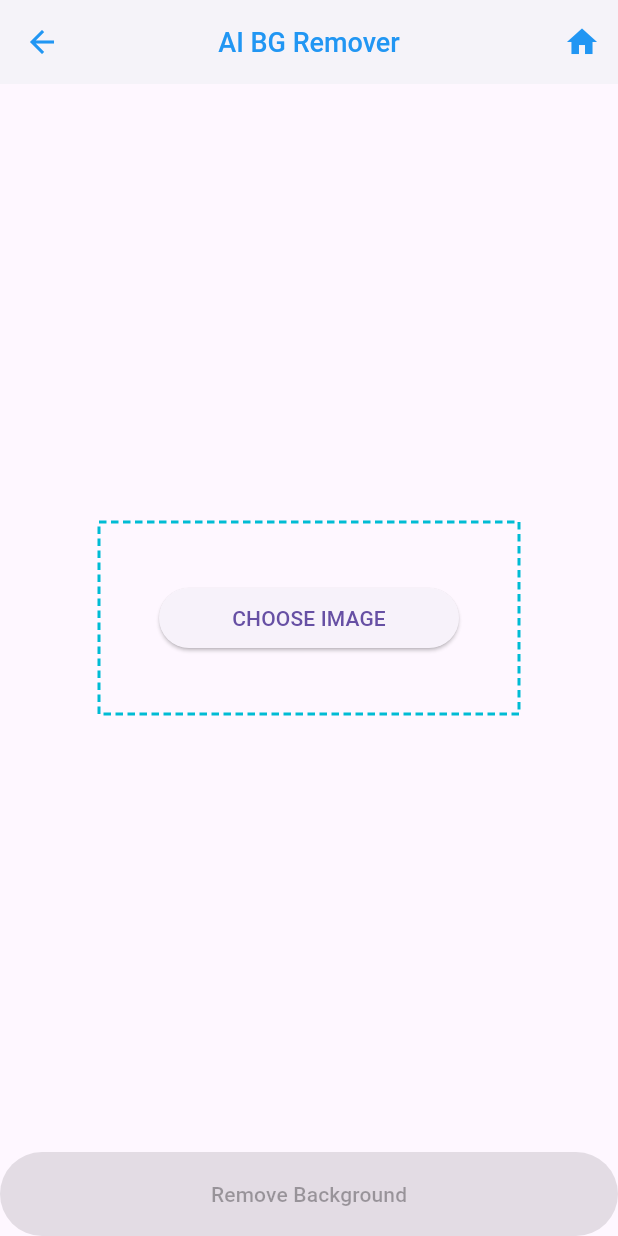
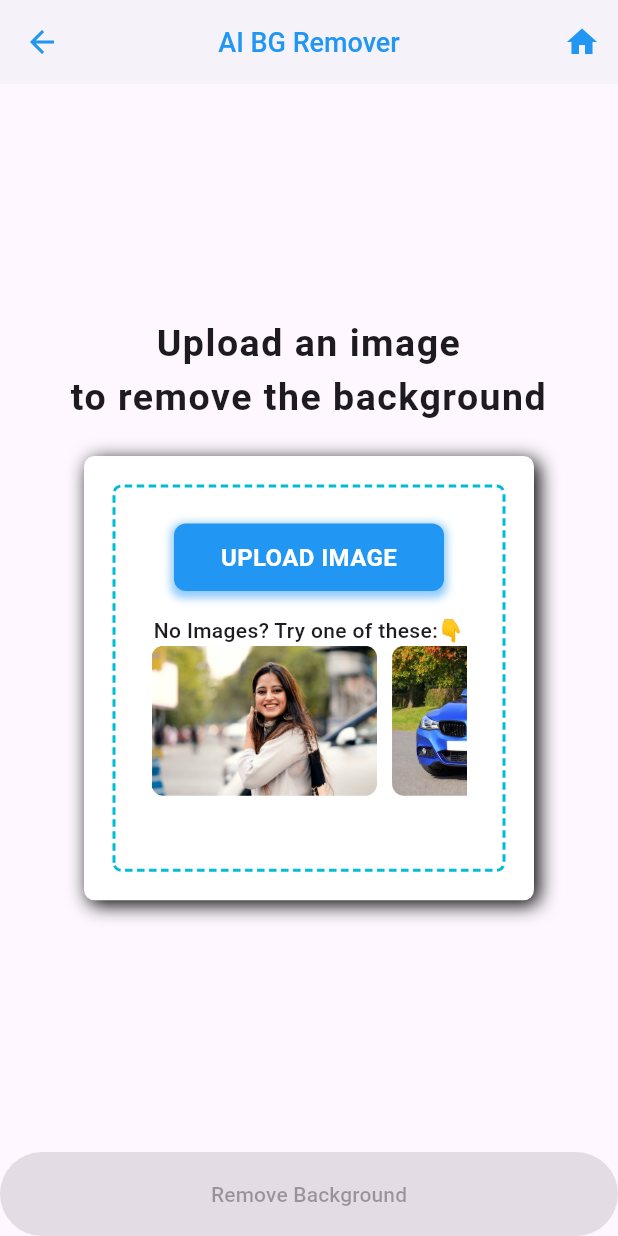
Before and after one commit to Prashant-143/AI-ASSISTANT, a Flutter app: the BgRemoverFeature screen opened directly, on a phone screen of 412 x 824 dp. Run offline on Flutter 3.47's test engine with Material 3 defaults, Android fonts, the phone set to English and light mode, and no system bars; drawn by our look-alikes of flutter_bounce; our stand-ins replace animated_text_kit, cached_network_image, flutter_animate, get, hive, image_picker and 1 more; missing offline and left inert: before_after_image_slider_nullsafty, dart_openai, gallery_saver_updated; accounts and stored records are empty; statements that could not run were skipped; project files that could hold a hidden picture were left out.

Commit message:
Added Sample Images For Bg Remover

```diff
--- a/lib/apis/apis.dart
+++ b/lib/apis/apis.dart
@@ -1,7 +1,6 @@
 import 'dart:convert';
 import 'dart:developer';
 import 'dart:io';
-import 'package:flutter/material.dart';
 import 'package:flutter/services.dart';
 import 'package:http/http.dart' as http;
 import 'package:ai_assistant/helper/global.dart';
--- /dev/null
+++ b/lib/controller/bg_remove_controller.dart
@@ -0,0 +1,40 @@
+import 'dart:developer';
+import 'dart:io';
+import 'dart:typed_data';
+import 'package:ai_assistant/helper/my_dialogs.dart';
+import 'package:gallery_saver_updated/gallery_saver.dart';
+import 'package:get/get.dart';
+import 'package:path_provider/path_provider.dart';
+
+class BgRemoveController extends GetxController {
+  Future<void> downloadImage(Uint8List? image) async {
+    try {
+      if (image != null) //
+      {
+        MyDialogs.showLoadingDialog();
+        // Create a temporary file to save the image
+        final tempDir = await getTemporaryDirectory();
+        final tempFile = File('${tempDir.path}/Ai_bg_remover.png');
+
+        // Write the image data to the temporary file
+        await tempFile.writeAsBytes(image);
+
+        // Save the temporary file to the gallery
+        await GallerySaver.saveImage(tempFile.path, albumName: 'AI BG REMOVER')
+            .then((success) {
+          //hide loading
+          Get.back();
+
+          MyDialogs.success(msg: 'Image Downloaded to Gallery!');
+        });
+      } else {
+        Get.back();
+        MyDialogs.info(msg: "No image available to save");
+      }
+    } catch (e) {
+      Get.back();
+      MyDialogs.error(msg: 'Something Went Wrong (Try again in sometime)!');
+      log('downloadImageBGRemover: $e');
+    }
+  }
+}
--- a/lib/controller/chat_controller.dart
+++ b/lib/controller/chat_controller.dart
@@ -22,6 +22,7 @@ class ChatController extends GetxController {
       list.add(Message(msg: textc.text, msgType: MessageType.user));
       list.add(Message(msg: '', msgType: MessageType.bot));
       _scrollDown();
+      textc.text = '';
 
       final apiRes = await APIs.getAnswer(textc.text);
 
@@ -29,8 +30,6 @@ class ChatController extends GetxController {
       list.removeLast();
       list.add(Message(msg: apiRes, msgType: MessageType.bot));
       _scrollDown();
-
-      textc.text = '';
     } else {
       MyDialogs.info(msg: 'Ask Something!');
     }
--- a/lib/controller/image_controller.dart
+++ b/lib/controller/image_controller.dart
@@ -55,7 +55,7 @@ class ImageController extends GetxController {
     }
   }
 
-  void downloadImage() async {
+  void downloadAIImage() async {
     try {
       //To show loading
       MyDialogs.showLoadingDialog();
--- a/lib/helper/global.dart
+++ b/lib/helper/global.dart
@@ -3,7 +3,10 @@ import 'package:flutter/material.dart';
 const appName = 'AI Assistant';
 const appLogo = 'assets/images/AI_LOGO.png';
 
-const apiKey = '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';
+// const apiKey = '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';
+
+//New ChatGPT Api Key
+const apiKey = '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';
 // const bgRemoverApiKey = "EtqVVQrwY1Z5UQ5phtYhfokB";
 
 //Priyasnhsu BG API KEY
--- a/lib/screens/features/bg_remove_feature.dart
+++ b/lib/screens/features/bg_remove_feature.dart
@@ -1,16 +1,14 @@
 // ignore_for_file: use_build_context_synchronously
 
-import 'package:ai_assistant/helper/my_dialogs.dart';
+import 'package:ai_assistant/controller/bg_remove_controller.dart';
 import 'package:flutter/material.dart';
 import 'dart:developer';
 import 'dart:io';
 import 'package:ai_assistant/apis/apis.dart';
 import 'package:flutter/services.dart';
-import 'package:gallery_saver_updated/gallery_saver.dart';
+import 'package:flutter_bounce/flutter_bounce.dart';
 import 'package:get/get.dart';
 import 'package:image_picker/image_picker.dart';
-import 'package:path_provider/path_provider.dart';
-import 'package:screenshot/screenshot.dart';
 import 'package:before_after_image_slider_nullsafty/before_after_image_slider_nullsafty.dart';
 import '../../helper/global.dart';
 import '../../widgets/dashed_border.dart';
@@ -24,6 +22,8 @@ class BgRemoverFeature extends StatefulWidget {
 }
 
 class _BgRemoverFeatureState extends State<BgRemoverFeature> {
+  final _c = BgRemoveController();
+
   var isloaded = false;
   var removedbg = false;
   var isloading = false;
@@ -106,7 +106,6 @@ class _BgRemoverFeatureState extends State<BgRemoverFeature> {
   //   }
   // }
 
-  ScreenshotController screenshotController = ScreenshotController();
   // APIs api = APIs(); // Instance of the Api class
 
   void pickImage(ImageSource source) async {
@@ -120,52 +119,21 @@ class _BgRemoverFeatureState extends State<BgRemoverFeature> {
     } else {}
   }
 
-  Future<void> downloadImage() async {
-    try {
-      if (image != null) //
-      {
-        // Create a temporary file to save the image
-
-        final tempDir = await getTemporaryDirectory();
-        final tempFile = File('${tempDir.path}/Ai_bg_remover.png');
-
-        // Write the image data to the temporary file
-        await tempFile.writeAsBytes(image!);
-
-        // Save the temporary file to the gallery
-        await GallerySaver.saveImage(tempFile.path, albumName: 'AI BG REMOVER');
-
-        MyDialogs.success(msg: "Image saved to gallery");
-      } else {
-        MyDialogs.info(msg: "No image available to save");
-      }
-    } catch (e) {
-      log('Error while saving image to gallery: $e');
-
-      MyDialogs.error(msg: "Error while saving image to gallery");
-    }
-  }
-
   @override
   Widget build(BuildContext context) {
     return Scaffold(
       appBar: AppBar(
         actions: [
+          //Icon Button To Show Download Button
           Visibility(
             visible: isVisible,
             child: IconButton(
                 onPressed: () {
-                  downloadImage();
+                  _c.downloadImage(image);
                 },
                 icon: const Icon(Icons.download)),
           ),
-          // IconButton(
-          //     onPressed: () {
-          //       pickImage(ImageSource.camera);
-          //       setState(() {});
-          //     },
-          //     icon: const Icon(Icons.camera_alt)),
-
+          //Icon Button To Reset Everthing
           IconButton(
               onPressed: () {
                 reset();
@@ -178,17 +146,35 @@ class _BgRemoverFeatureState extends State<BgRemoverFeature> {
         titleTextStyle: const TextStyle(
             fontSize: 18.0, color: Colors.blue, fontWeight: FontWeight.w500),
       ),
-      body: Center(
+      body: Column(
+        crossAxisAlignment: CrossAxisAlignment.center,
+        mainAxisAlignment: MainAxisAlignment.center,
+        children: [
+          if (!isloaded) // Only show the Container if an image is not loaded
+            Container(
+              margin: EdgeInsets.only(
+                right: MediaQuery.of(context).size.width * 0.05,
+                left: MediaQuery.of(context).size.width * 0.05,
+                bottom: MediaQuery.of(context).size.width * 0.05,
+              ),
+              child: const Text(
+                'Upload an image\nto remove the background',
+                textAlign: TextAlign.center,
+                style: TextStyle(
+                  fontSize: 25,
+                  fontWeight: FontWeight.bold,
+                  letterSpacing: 1,
+                ),
+              ),
+            ),
+          Center(
             child: removedbg
                 ? BeforeAfter(
                     thumbColor: Colors.cyan,
                     imageCornerRadius: 6,
                     thumbRadius: 2,
                     beforeImage: Image.file(File(imagePath)),
-                afterImage: Screenshot(
-                  controller: screenshotController,
-                  child: Image.memory(image!),
-                ),
+                    afterImage: Image.memory(image!),
                   )
                 : isloaded
                     ? GestureDetector(
@@ -214,30 +200,119 @@ class _BgRemoverFeatureState extends State<BgRemoverFeature> {
                           ),
                         ),
                       )
-                : DashedBorder(
-                    padding: const EdgeInsets.all(40),
+                    : Container(
+                        margin: EdgeInsets.only(
+                          right: mq.width * 0.03,
+                          left: mq.width * 0.03,
+                          bottom: mq.width * 0.03,
+                        ),
+                        width: 300,
+                        padding: const EdgeInsets.all(20),
+                        decoration: const BoxDecoration(
+                          shape: BoxShape.rectangle,
+                          borderRadius: BorderRadius.all(Radius.circular(7)),
+                          color: Colors.white,
+                          boxShadow: [
+                            BoxShadow(
+                                color: Colors.black,
+                                offset: Offset(3, 3),
+                                blurRadius: 10,
+                                spreadRadius: 0,
+                                blurStyle: BlurStyle.normal)
+                          ],
+                        ),
+                        child: DashedBorder(
+                          padding: const EdgeInsets.all(25),
                           color: Colors.cyan,
                           gap: 3,
                           strokeWidth: 2,
-                    child: SizedBox(
-                      width: 200,
-                      child: ElevatedButton(
+                          radius: 5,
+                          child: SingleChildScrollView(
+                            child: Column(
+                              children: [
+                                Bounce(
+                                  duration: const Duration(milliseconds: 120),
                                   onPressed: () {
                                     bottomsheet();
                                   },
-                        child: const Text("CHOOSE IMAGE"),
+                                  child: Container(
+                                    height: 45,
+                                    width: 180,
+                                    decoration: BoxDecoration(
+                                      color: Colors.blue,
+                                      borderRadius: BorderRadius.circular(
+                                          8), // Rounded corners
+                                      boxShadow: [
+                                        BoxShadow(
+                                          color: Colors.blue
+                                              .withOpacity(0.5), // Shadow color
+                                          spreadRadius: 2, // Spread radius
+                                          blurRadius: 4, // Blur radius
+                                          offset: const Offset(
+                                              0, 2), // Shadow offset
+                                        ),
+                                      ],
+                                    ),
+                                    child: const Center(
+                                      child: Text(
+                                        "UPLOAD IMAGE",
+                                        style: TextStyle(
+                                          color: Colors.white,
+                                          fontWeight: FontWeight.bold,
+                                          fontSize: 16,
+                                        ),
+                                        textAlign: TextAlign.center,
                                       ),
                                     ),
                                   ),
                                 ),
+                                SizedBox(height: mq.height * 0.02),
+                                const Text(
+                                  'No Images? Try one of these:👇',
+                                  style: TextStyle(fontWeight: FontWeight.w500),
+                                ),
+                                SingleChildScrollView(
+                                  scrollDirection: Axis.horizontal,
+                                  padding:
+                                      EdgeInsets.only(bottom: mq.height * .03),
+                                  physics: const BouncingScrollPhysics(),
+                                  child: Wrap(
+                                    spacing: 10,
+                                    children: sampleImagesList
+                                        .map(
+                                          (e) => InkWell(
+                                            onTap: () {
+                                              imagePath = e;
+                                            },
+                                            child: ClipRRect(
+                                              borderRadius:
+                                                  const BorderRadius.all(
+                                                      Radius.circular(8)),
+                                              child: SizedBox(
+                                                height: 100,
+                                                child: Image.asset(e),
+                                              ),
+                                            ),
+                                          ),
+                                        )
+                                        .toList(),
+                                  ),
+                                ),
+                              ],
+                            ),
+                          ),
+                        ),
+                      ),
+          )
+        ],
+      ),
 
       //Floating Action Button For Downloading Image
-
       floatingActionButton: Visibility(
         visible: isVisible,
         child: FloatingActionButton(
           onPressed: () {
-            downloadImage();
+            _c.downloadImage(image);
           },
           shape: const RoundedRectangleBorder(
               borderRadius: BorderRadius.all(Radius.circular(15))),
@@ -290,6 +365,13 @@ class _BgRemoverFeatureState extends State<BgRemoverFeature> {
         child: Column(
           mainAxisAlignment: MainAxisAlignment.spaceEvenly,
           children: [
+            const SizedBox(
+              width: 80,
+              child: Divider(
+                thickness: 4,
+                color: Colors.grey,
+              ),
+            ),
             const Text(
               'Select Image From...',
               style: TextStyle(
@@ -308,7 +390,7 @@ class _BgRemoverFeatureState extends State<BgRemoverFeature> {
                     pickImage(ImageSource.gallery);
                     Get.back();
                     log('Image picked from galary');
-                  }, Icons.photo_album_outlined, 'Galary'),
+                  }, Icons.photo_library, 'Galary'),
 
                   // SizedBox for some space
                   const SizedBox(width: 16),
@@ -327,4 +409,11 @@ class _BgRemoverFeatureState extends State<BgRemoverFeature> {
       ),
     );
   }
+
+  final sampleImagesList = <String>[
+    'assets/images/sample_image_1.jpg',
+    'assets/images/sample_image_2.jpg',
+    'assets/images/sample_image_3.jpg',
+    'assets/images/sample_image_4.jpg',
+  ].obs;
 }
--- a/lib/screens/onboarding_screen.dart
+++ b/lib/screens/onboarding_screen.dart
@@ -101,7 +101,7 @@ class OnboardingScreen extends StatelessWidget {
                       Get.off(() => const HomeScreen());
                     } else {
                       pageController.nextPage(
-                          duration: const Duration(milliseconds: 500),
+                          duration: const Duration(milliseconds: 400),
                           curve: Curves.ease);
                     }
                   },
--- a/pubspec.yaml
+++ b/pubspec.yaml
@@ -49,6 +49,7 @@ dependencies:
   animated_text_kit: ^4.2.2
   dart_openai: ^5.0.0
   cached_network_image: ^3.3.1
+  flutter_bounce: ^1.1.0
   # receive_sharing_intent: ^1.4.5
 
 dev_dependencies:
@@ -63,6 +64,11 @@ flutter:
   assets:
     - assets/images/
     - assets/lottie/
+    - assets/images/sample_image_1.jpg
+    - assets/images/sample_image_2.jpg
+    - assets/images/sample_image_3.jpg
+    - assets/images/sample_image_4.jpg
+
   #   - images/a_dot_ham.jpeg
 
   # fonts:
```
Also changed, not shown: lib/screens/features/image_feature.dart (+44 -55 lines), assets/images/sample_image_1.jpg (added), assets/images/sample_image_2.jpg (added), assets/images/sample_image_3.jpg (added), assets/images/sample_image_4.jpg (added), pubspec.lock, 1 other file. Lines whose indentation alone changed are shown as unchanged.
